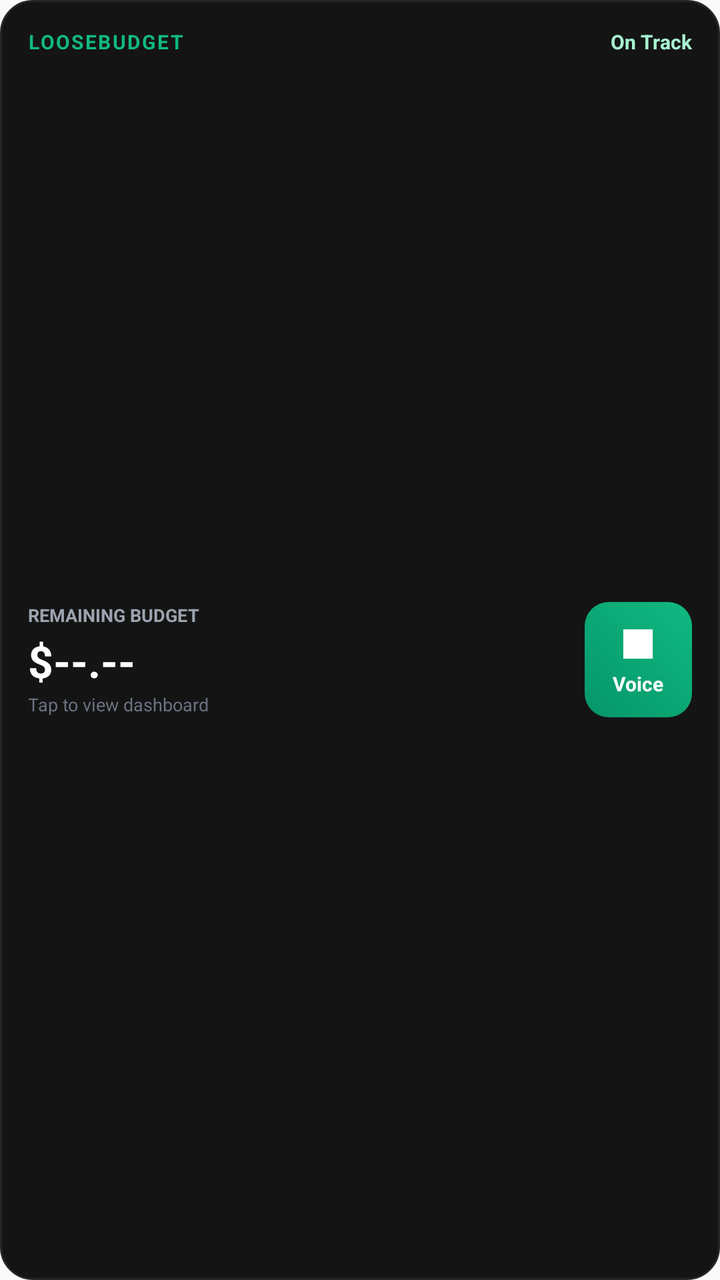
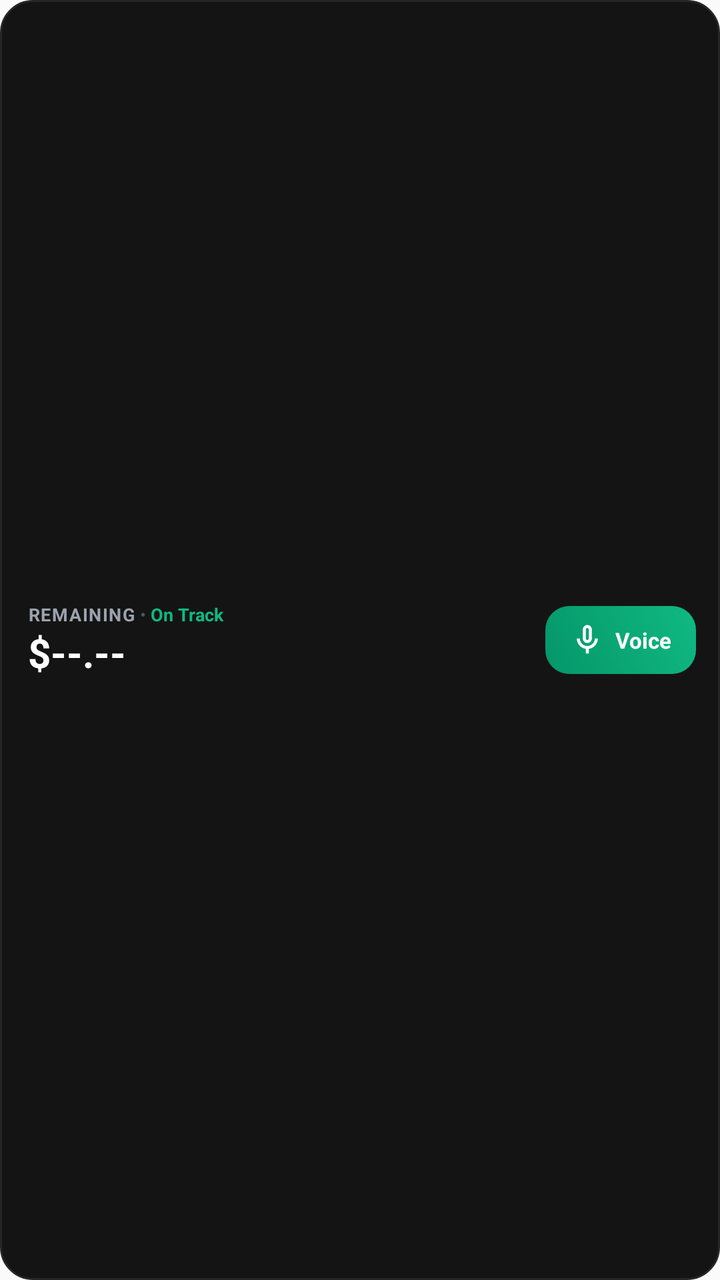

An Android layout rendered at two revisions. The XML below is the earlier revision; the diff shows what the commit changed to produce the second picture.
<!-- AndroidManifest.xml: application theme AppTheme -->
<!-- res/layout/widget_budget_voice.xml -->
<?xml version="1.0" encoding="utf-8"?>
<LinearLayout xmlns:android="http://schemas.android.com/apk/res/android"
    android:id="@+id/widget_root"
    android:layout_width="match_parent"
    android:layout_height="match_parent"
    android:background="@drawable/widget_background"
    android:orientation="vertical"
    android:padding="14dp">

    
    <LinearLayout
        android:layout_width="match_parent"
        android:layout_height="wrap_content"
        android:orientation="horizontal"
        android:gravity="center_vertical">

        <TextView
            android:id="@+id/widget_title"
            android:layout_width="0dp"
            android:layout_height="wrap_content"
            android:layout_weight="1"
            android:text="LOOSEBUDGET"
            android:textColor="#10B981"
            android:textSize="10sp"
            android:textStyle="bold"
            android:letterSpacing="0.08" />

        <TextView
            android:id="@+id/widget_status"
            android:layout_width="wrap_content"
            android:layout_height="wrap_content"
            android:text="On Track"
            android:textColor="#A7F3D0"
            android:textSize="10sp"
            android:textStyle="bold" />
    </LinearLayout>

    
    <LinearLayout
        android:layout_width="match_parent"
        android:layout_height="0dp"
        android:layout_weight="1"
        android:orientation="horizontal"
        android:gravity="center_vertical"
        android:layout_marginTop="6dp">

        
        <LinearLayout
            android:id="@+id/widget_budget_container"
            android:layout_width="0dp"
            android:layout_height="wrap_content"
            android:layout_weight="1"
            android:orientation="vertical">

            <TextView
                android:layout_width="wrap_content"
                android:layout_height="wrap_content"
                android:text="REMAINING BUDGET"
                android:textColor="#9CA3AF"
                android:textSize="9sp"
                android:textStyle="bold" />

            <TextView
                android:id="@+id/widget_remaining_amount"
                android:layout_width="wrap_content"
                android:layout_height="wrap_content"
                android:text="$--.--"
                android:textColor="#FFFFFF"
                android:textSize="22sp"
                android:textStyle="bold"
                android:layout_marginTop="2dp" />

            <TextView
                android:id="@+id/widget_budget_subtext"
                android:layout_width="wrap_content"
                android:layout_height="wrap_content"
                android:text="Tap to view dashboard"
                android:textColor="#6B7280"
                android:textSize="9sp"
                android:layout_marginTop="1dp" />
        </LinearLayout>

        
        <LinearLayout
            android:id="@+id/widget_voice_button"
            android:layout_width="wrap_content"
            android:layout_height="wrap_content"
            android:orientation="vertical"
            android:gravity="center"
            android:background="@drawable/widget_mic_button_bg"
            android:paddingStart="14dp"
            android:paddingEnd="14dp"
            android:paddingTop="10dp"
            android:paddingBottom="10dp"
            android:layout_marginStart="8dp">

            <ImageView
                android:id="@+id/widget_mic_icon"
                android:layout_width="22dp"
                android:layout_height="22dp"
                android:src="@mipmap/ic_launcher_foreground"
                android:tint="#FFFFFF"
                android:contentDescription="Voice Add Expense" />

            <TextView
                android:layout_width="wrap_content"
                android:layout_height="wrap_content"
                android:text="Voice"
                android:textColor="#FFFFFF"
                android:textSize="10sp"
                android:textStyle="bold"
                android:layout_marginTop="2dp" />
        </LinearLayout>
    </LinearLayout>
</LinearLayout>
<!-- resources referenced by this layout -->
<resources>
  <!-- drawable widget_background (drawable) -->
  <?xml version="1.0" encoding="utf-8"?>
  <shape xmlns:android="http://schemas.android.com/apk/res/android"
      android:shape="rectangle">
      <solid android:color="#141414" />
      <stroke
          android:width="1dp"
          android:color="#262626" />
      <corners android:radius="16dp" />
  </shape>
  <!-- drawable widget_mic_button_bg (drawable) -->
  <?xml version="1.0" encoding="utf-8"?>
  <shape xmlns:android="http://schemas.android.com/apk/res/android"
      android:shape="rectangle">
      <gradient
          android:startColor="#059669"
          android:endColor="#10B981"
          android:angle="45" />
      <corners android:radius="12dp" />
  </shape>
  <!-- mipmap ic_launcher_foreground (drawable-v24) -->
  <vector xmlns:android="http://schemas.android.com/apk/res/android"
      xmlns:aapt="http://schemas.android.com/aapt"
      android:width="108dp"
      android:height="108dp"
      android:viewportHeight="108"
      android:viewportWidth="108">
      <path
          android:fillType="evenOdd"
          android:pathData="M32,64C32,64 38.39,52.99 44.13,50.95C51.37,48.37 70.14,49.57 70.14,49.57L108.26,87.69L108,109.01L75.97,107.97L32,64Z"
          android:strokeColor="#00000000"
          android:strokeWidth="1">
          <aapt:attr name="android:fillColor">
              <gradient
                  android:endX="78.5885"
                  android:endY="90.9159"
                  android:startX="48.7653"
                  android:startY="61.0927"
                  android:type="linear">
                  <item
                      android:color="#44000000"
                      android:offset="0.0" />
                  <item
                      android:color="#00000000"
                      android:offset="1.0" />
              </gradient>
          </aapt:attr>
      </path>
      <path
          android:fillColor="#FFFFFF"
          android:fillType="nonZero"
          android:pathData="M66.94,46.02L66.94,46.02C72.44,50.07 76,56.61 76,64L32,64C32,56.61 35.56,50.11 40.98,46.06L36.18,41.19C35.45,40.45 35.45,39.3 36.18,38.56C36.91,37.81 38.05,37.81 38.78,38.56L44.25,44.05C47.18,42.57 50.48,41.71 54,41.71C57.48,41.71 60.78,42.57 63.68,44.05L69.11,38.56C69.84,37.81 70.98,37.81 71.71,38.56C72.44,39.3 72.44,40.45 71.71,41.19L66.94,46.02ZM62.94,56.92C64.08,56.92 65,56.01 65,54.88C65,53.76 64.08,52.85 62.94,52.85C61.8,52.85 60.88,53.76 60.88,54.88C60.88,56.01 61.8,56.92 62.94,56.92ZM45.06,56.92C46.2,56.92 47.13,56.01 47.13,54.88C47.13,53.76 46.2,52.85 45.06,52.85C43.92,52.85 43,53.76 43,54.88C43,56.01 43.92,56.92 45.06,56.92Z"
          android:strokeColor="#00000000"
          android:strokeWidth="1" />
  </vector>
  <style name="AppTheme" parent="Theme.AppCompat.Light.DarkActionBar">
          
          <item name="colorPrimary">@color/colorPrimary</item>
          <item name="colorPrimaryDark">@color/colorPrimaryDark</item>
          <item name="colorAccent">@color/colorAccent</item>
      </style>
  <color name="colorPrimary">#10b981</color>
  <color name="colorPrimaryDark">#059669</color>
  <color name="colorAccent">#10b981</color>
</resources>

<!-- the commit's change to res/layout/widget_budget_voice.xml (unified diff, before → after) -->
@@ -4,112 +4,101 @@
     android:layout_width="match_parent"
     android:layout_height="match_parent"
     android:background="@drawable/widget_background"
-    android:orientation="vertical"
-    android:padding="14dp">
+    android:orientation="horizontal"
+    android:gravity="center_vertical"
+    android:paddingStart="14dp"
+    android:paddingEnd="12dp"
+    android:paddingTop="8dp"
+    android:paddingBottom="8dp">
 
     
     <LinearLayout
-        android:layout_width="match_parent"
+        android:id="@+id/widget_budget_container"
+        android:layout_width="0dp"
         android:layout_height="wrap_content"
-        android:orientation="horizontal"
+        android:layout_weight="1"
+        android:orientation="vertical"
         android:gravity="center_vertical">
 
-        <TextView
-            android:id="@+id/widget_title"
-            android:layout_width="0dp"
-            android:layout_height="wrap_content"
-            android:layout_weight="1"
-            android:text="LOOSEBUDGET"
-            android:textColor="#10B981"
-            android:textSize="10sp"
-            android:textStyle="bold"
-            android:letterSpacing="0.08" />
-
-        <TextView
-            android:id="@+id/widget_status"
+        
+        <LinearLayout
             android:layout_width="wrap_content"
             android:layout_height="wrap_content"
-            android:text="On Track"
-            android:textColor="#A7F3D0"
-            android:textSize="10sp"
-            android:textStyle="bold" />
+            android:orientation="horizontal"
+            android:gravity="center_vertical">
+
+            <TextView
+                android:id="@+id/widget_title"
+                android:layout_width="wrap_content"
+                android:layout_height="wrap_content"
+                android:text="REMAINING"
+                android:textColor="#9CA3AF"
+                android:textSize="9sp"
+                android:textStyle="bold"
+                android:letterSpacing="0.06" />
+
+            <TextView
+                android:id="@+id/widget_bullet"
+                android:layout_width="wrap_content"
+                android:layout_height="wrap_content"
+                android:text=" • "
+                android:textColor="#4B5563"
+                android:textSize="9sp" />
+
+            <TextView
+                android:id="@+id/widget_status"
+                android:layout_width="wrap_content"
+                android:layout_height="wrap_content"
+                android:text="On Track"
+                android:textColor="#10B981"
+                android:textSize="9sp"
+                android:textStyle="bold" />
+        </LinearLayout>
+
+        
+        <TextView
+            android:id="@+id/widget_remaining_amount"
+            android:layout_width="wrap_content"
+            android:layout_height="wrap_content"
+            android:text="$--.--"
+            android:textColor="#FFFFFF"
+            android:textSize="20sp"
+            android:textStyle="bold"
+            android:includeFontPadding="false"
+            android:layout_marginTop="2dp" />
     </LinearLayout>
 
     
     <LinearLayout
-        android:layout_width="match_parent"
-        android:layout_height="0dp"
-        android:layout_weight="1"
+        android:id="@+id/widget_voice_button"
+        android:layout_width="wrap_content"
+        android:layout_height="wrap_content"
         android:orientation="horizontal"
-        android:gravity="center_vertical"
-        android:layout_marginTop="6dp">
+        android:gravity="center"
+        android:background="@drawable/widget_mic_button_bg"
+        android:paddingStart="12dp"
+        android:paddingEnd="12dp"
+        android:paddingTop="8dp"
+        android:paddingBottom="8dp"
+        android:layout_marginStart="8dp">
 
-        
-        <LinearLayout
-            android:id="@+id/widget_budget_container"
-            android:layout_width="0dp"
-            android:layout_height="wrap_content"
-            android:layout_weight="1"
-            android:orientation="vertical">
+        <ImageView
+            android:id="@+id/widget_mic_icon"
+            android:layout_width="18dp"
+            android:layout_height="18dp"
+            android:src="@drawable/ic_widget_mic"
+            android:tint="#FFFFFF"
+            android:contentDescription="Voice Add Expense" />
 
-            <TextView
-                android:layout_width="wrap_content"
-                android:layout_height="wrap_content"
-                android:text="REMAINING BUDGET"
-                android:textColor="#9CA3AF"
-                android:textSize="9sp"
-                android:textStyle="bold" />
-
-            <TextView
-                android:id="@+id/widget_remaining_amount"
-                android:layout_width="wrap_content"
-                android:layout_height="wrap_content"
-                android:text="$--.--"
-                android:textColor="#FFFFFF"
-                android:textSize="22sp"
-                android:textStyle="bold"
-                android:layout_marginTop="2dp" />
-
-            <TextView
-                android:id="@+id/widget_budget_subtext"
-                android:layout_width="wrap_content"
-                android:layout_height="wrap_content"
-                android:text="Tap to view dashboard"
-                android:textColor="#6B7280"
-                android:textSize="9sp"
-                android:layout_marginTop="1dp" />
-        </LinearLayout>
-
-        
-        <LinearLayout
-            android:id="@+id/widget_voice_button"
+        <TextView
+            android:id="@+id/widget_voice_label"
             android:layout_width="wrap_content"
             android:layout_height="wrap_content"
-            android:orientation="vertical"
-            android:gravity="center"
-            android:background="@drawable/widget_mic_button_bg"
-            android:paddingStart="14dp"
-            android:paddingEnd="14dp"
-            android:paddingTop="10dp"
-            android:paddingBottom="10dp"
-            android:layout_marginStart="8dp">
+            android:text="Voice"
+            android:textColor="#FFFFFF"
+            android:textSize="11sp"
+            android:textStyle="bold"
+            android:layout_marginStart="5dp" />
+    </LinearLayout>
 
-            <ImageView
-                android:id="@+id/widget_mic_icon"
-                android:layout_width="22dp"
-                android:layout_height="22dp"
-                android:src="@mipmap/ic_launcher_foreground"
-                android:tint="#FFFFFF"
-                android:contentDescription="Voice Add Expense" />
-
-            <TextView
-                android:layout_width="wrap_content"
-                android:layout_height="wrap_content"
-                android:text="Voice"
-                android:textColor="#FFFFFF"
-                android:textSize="10sp"
-                android:textStyle="bold"
-                android:layout_marginTop="2dp" />
-        </LinearLayout>
-    </LinearLayout>
 </LinearLayout>
<!-- resource entries referenced after the edit -->
@@ -1,5 +1,15 @@
 <!-- resources referenced by this layout -->
 <resources>
+  <!-- drawable ic_widget_mic (drawable) -->
+  <vector xmlns:android="http://schemas.android.com/apk/res/android"
+      android:width="24dp"
+      android:height="24dp"
+      android:viewportWidth="24"
+      android:viewportHeight="24">
+      <path
+          android:fillColor="#FFFFFFFF"
+          android:pathData="M12,14c1.66,0 3,-1.34 3,-3V5c0,-1.66 -1.34,-3 -3,-3S9,3.34 9,5v6c0,1.66 1.34,3 3,3zm-1,-9c0,-0.55 0.45,-1 1,-1s1,0.45 1,1v6c0,0.55 -0.45,1 -1,1s-1,-0.45 -1,-1V5zm6,6c0,2.76 -2.24,5 -5,5s-5,-2.24 -5,-5H5c0,3.53 2.61,6.43 6,6.92V21h2v-3.08c3.39,-0.49 6,-3.39 6,-6.92h-2z"/>
+  </vector>
   <!-- drawable widget_background (drawable) -->
   <?xml version="1.0" encoding="utf-8"?>
   <shape xmlns:android="http://schemas.android.com/apk/res/android"
@@ -20,41 +30,6 @@
           android:angle="45" />
       <corners android:radius="12dp" />
   </shape>
-  <!-- mipmap ic_launcher_foreground (drawable-v24) -->
-  <vector xmlns:android="http://schemas.android.com/apk/res/android"
-      xmlns:aapt="http://schemas.android.com/aapt"
-      android:width="108dp"
-      android:height="108dp"
-      android:viewportHeight="108"
-      android:viewportWidth="108">
-      <path
-          android:fillType="evenOdd"
-          android:pathData="M32,64C32,64 38.39,52.99 44.13,50.95C51.37,48.37 70.14,49.57 70.14,49.57L108.26,87.69L108,109.01L75.97,107.97L32,64Z"
-          android:strokeColor="#00000000"
-          android:strokeWidth="1">
-          <aapt:attr name="android:fillColor">
-              <gradient
-                  android:endX="78.5885"
-                  android:endY="90.9159"
-                  android:startX="48.7653"
-                  android:startY="61.0927"
-                  android:type="linear">
-                  <item
-                      android:color="#44000000"
-                      android:offset="0.0" />
-                  <item
-                      android:color="#00000000"
-                      android:offset="1.0" />
-              </gradient>
-          </aapt:attr>
-      </path>
-      <path
-          android:fillColor="#FFFFFF"
-          android:fillType="nonZero"
-          android:pathData="M66.94,46.02L66.94,46.02C72.44,50.07 76,56.61 76,64L32,64C32,56.61 35.56,50.11 40.98,46.06L36.18,41.19C35.45,40.45 35.45,39.3 36.18,38.56C36.91,37.81 38.05,37.81 38.78,38.56L44.25,44.05C47.18,42.57 50.48,41.71 54,41.71C57.48,41.71 60.78,42.57 63.68,44.05L69.11,38.56C69.84,37.81 70.98,37.81 71.71,38.56C72.44,39.3 72.44,40.45 71.71,41.19L66.94,46.02ZM62.94,56.92C64.08,56.92 65,56.01 65,54.88C65,53.76 64.08,52.85 62.94,52.85C61.8,52.85 60.88,53.76 60.88,54.88C60.88,56.01 61.8,56.92 62.94,56.92ZM45.06,56.92C46.2,56.92 47.13,56.01 47.13,54.88C47.13,53.76 46.2,52.85 45.06,52.85C43.92,52.85 43,53.76 43,54.88C43,56.01 43.92,56.92 45.06,56.92Z"
-          android:strokeColor="#00000000"
-          android:strokeWidth="1" />
-  </vector>
   <style name="AppTheme" parent="Theme.AppCompat.Light.DarkActionBar">
           
           <item name="colorPrimary">@color/colorPrimary</item>
